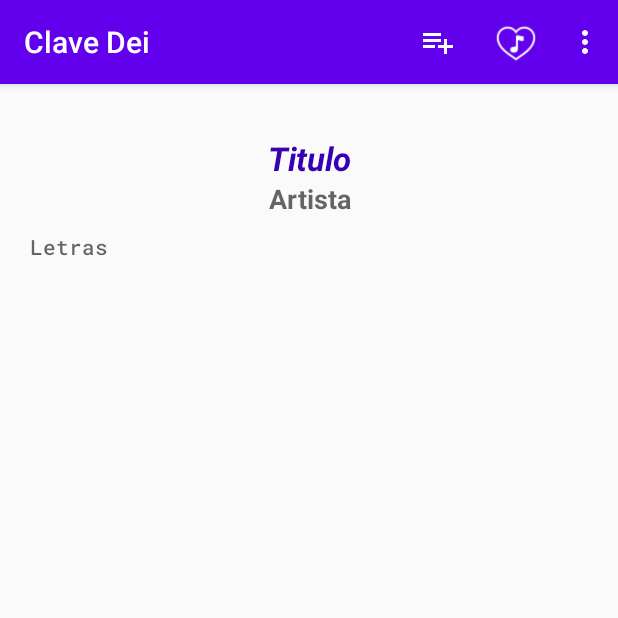
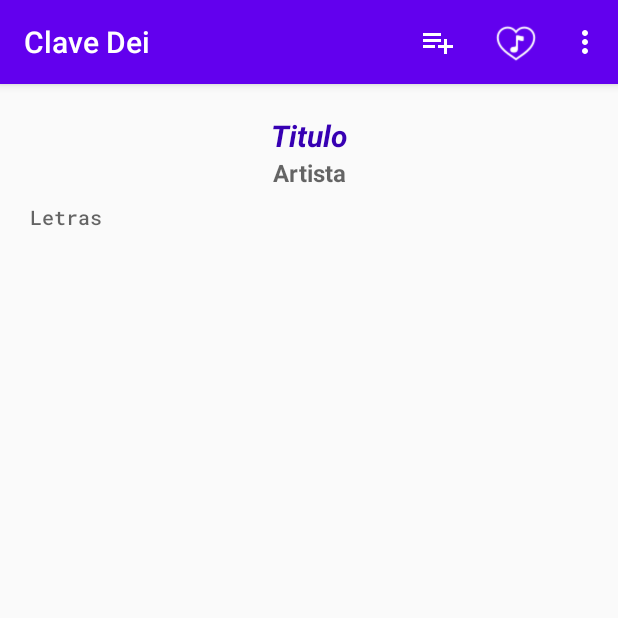
Before and after one commit to melisgb/CancioneroCatolico, an Android app: the ReadSongActivity screen opened directly, with no data from a screen before it, on a phone screen of 412 x 824 dp, the top half of it. Run offline under Robolectric (Android 15) with nearby library versions, the phone set to English and light mode, and no system bars; 1 statement that could not run was skipped.

Commit message:
Chords and verses with different format
Using Spannable and implementing new functions.

```diff
--- a/app/src/main/java/com/example/cancionerocatolico/ViewMyListsActivity.kt
+++ b/app/src/main/java/com/example/cancionerocatolico/ViewMyListsActivity.kt
@@ -34,13 +34,13 @@ class ViewMyListsActivity : AppCompatActivity() {
 //        listsAdapter!!.notifyItemInserted(0) //required in RecyclerView
     }
 
-    override fun onResume() {
+    override fun onRestart() {
         getSummaryLists(success = {
             listsAdapter = MyListAdapter(applicationContext, listOfListsSongs)
             listsRecyclerView!!.adapter = listsAdapter
             listsRecyclerView!!.layoutManager = LinearLayoutManager(this)
         })
-        super.onResume()
+        super.onRestart()
 
     }
 
--- a/app/src/main/java/com/example/cancionerocatolico/ViewSongsActivity.kt
+++ b/app/src/main/java/com/example/cancionerocatolico/ViewSongsActivity.kt
@@ -232,9 +232,9 @@ class ViewSongsActivity : AppCompatActivity() {
         }
     }
 
-    override fun onResume() {
+    override fun onRestart() {
         getSongs("%",0)
-        super.onResume()
+        super.onRestart()
     }
 
     // SEARCH_BAR IMPLEMENTATION
--- a/app/src/main/res/layout/activity_read_song.xml
+++ b/app/src/main/res/layout/activity_read_song.xml
@@ -24,7 +24,7 @@
             android:layout_marginEnd="16dp"
             android:gravity="end"
             android:textColor="@color/cardview_dark_background"
-            android:textSize="14sp"
+            android:textSize="11sp"
             android:textStyle="italic" />
 
         <TextView
@@ -32,12 +32,12 @@
             android:layout_width="fill_parent"
             android:layout_height="wrap_content"
             android:layout_marginStart="16dp"
-            android:layout_marginTop="15dp"
+            android:layout_marginTop="5dp"
             android:layout_marginEnd="16dp"
             android:gravity="center"
             android:text="@string/hint_song_title"
             android:textColor="@color/colorPrimaryDark"
-            android:textSize="22sp"
+            android:textSize="20sp"
             android:textStyle="bold|italic" />
 
         <TextView
@@ -50,7 +50,7 @@
             android:hint="@string/hint_song_artist"
             android:soundEffectsEnabled="false"
             android:textColor="@android:color/darker_gray"
-            android:textSize="18sp"
+            android:textSize="16sp"
             android:textStyle="bold" />
 
         <ScrollView
@@ -74,7 +74,7 @@
                     android:hint="@string/hint_song_lyrics"
                     android:paddingBottom="5dp"
                     android:textColor="@color/blackColor"
-                    android:textSize="14sp" />
+                    android:textSize="13sp" />
             </LinearLayout>
         </ScrollView>
 
--- a/app/src/main/res/values/strings.xml
+++ b/app/src/main/res/values/strings.xml
@@ -15,6 +15,7 @@
     <string name="hint_song_tags">Tags</string>
     <string name="button_addSong">Agregar</string>
     <string name="button_updateSong">Actualizar</string>
+    <string name="toast_updateSong">Cancion actualizada</string>
     <string name="toast_createSong">Cancion creada</string>
     <string name="edit_song">Editar</string>
     <string name="delete_song">Eliminar</string>
```
Also changed, not shown: app/src/main/java/com/example/cancionerocatolico/EditSongActivity.kt (+2 -8 lines), app/src/main/java/com/example/cancionerocatolico/Lyrics.kt (+14 -9 lines), app/src/main/java/com/example/cancionerocatolico/ReadSongActivity.kt (+40 -9 lines).
